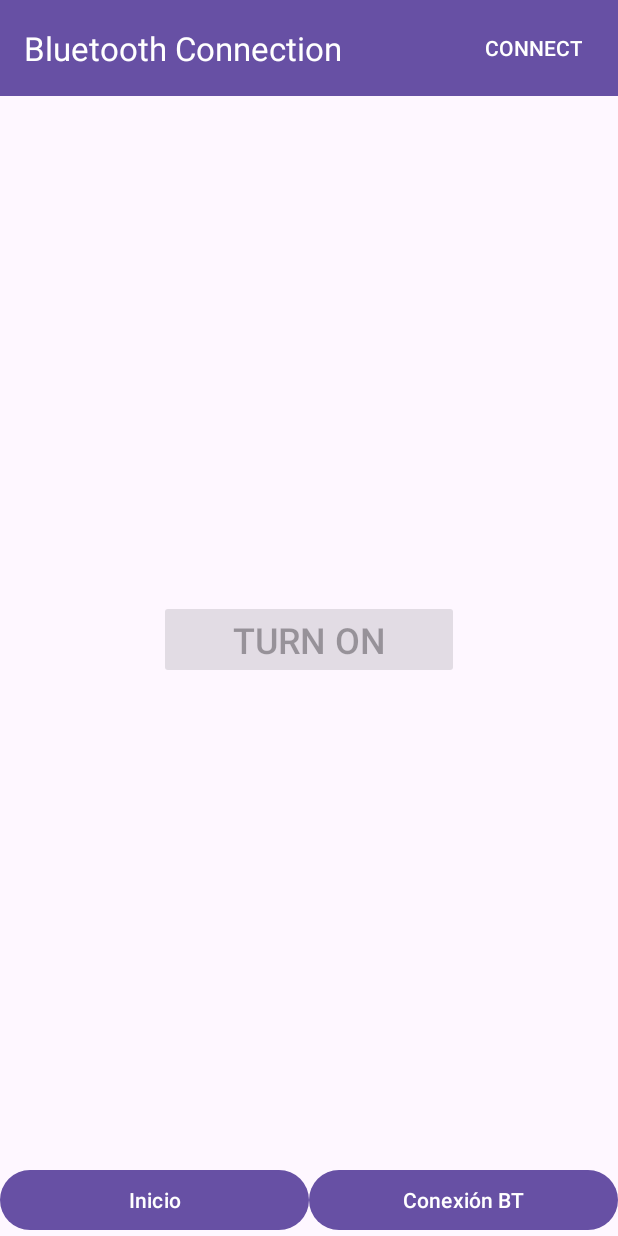
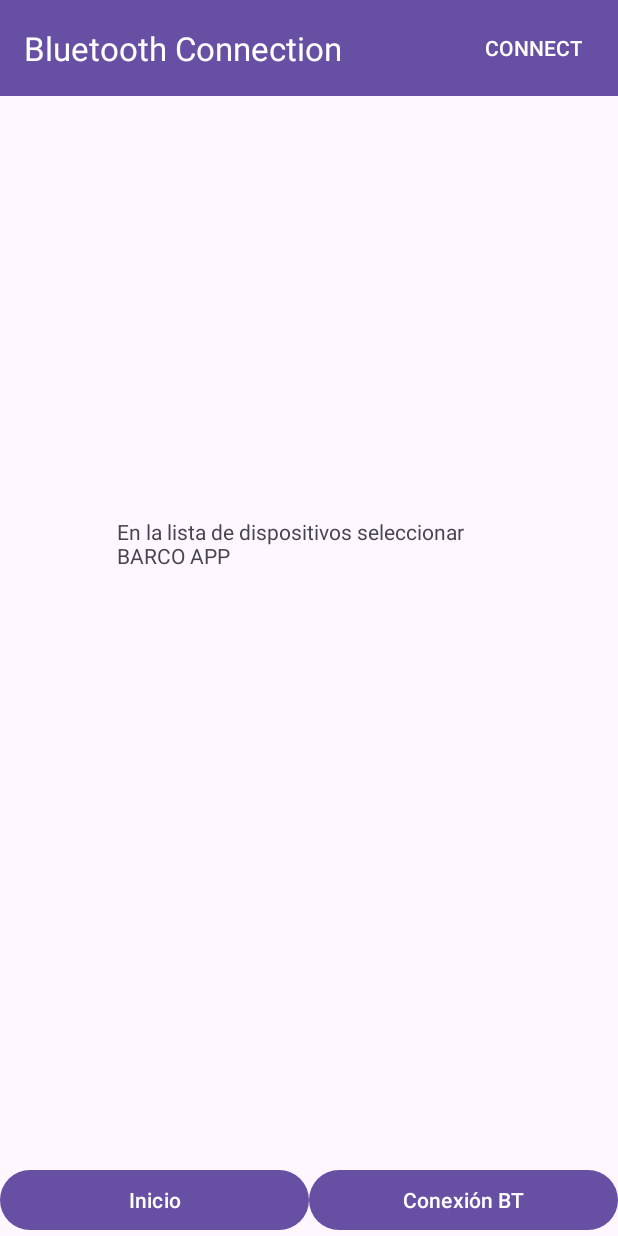
Before and after one commit to lusimoncelli/barco-aac, an Android app: the screen it shows after launch (BluetoothActivity), on a phone screen of 412 x 824 dp. Run offline under Robolectric (Android 15) with nearby library versions, the phone set to English and light mode, and no system bars.

Commit message:
updated activity_bluetooth.xml

```diff
--- a/app/src/main/res/layout/activity_bluetooth.xml
+++ b/app/src/main/res/layout/activity_bluetooth.xml
@@ -16,7 +16,9 @@
         app:layout_constraintBottom_toTopOf="@+id/customBottomNavigation"
         app:layout_constraintEnd_toEndOf="parent"
         app:layout_constraintStart_toStartOf="parent"
-        app:layout_constraintTop_toTopOf="parent" />
+        app:layout_constraintTop_toTopOf="parent" >
+
+    </FrameLayout>
 
     <!-- Custom Bottom Navigation -->
     <androidx.constraintlayout.widget.ConstraintLayout
@@ -65,6 +67,16 @@
         app:title="Bluetooth Connection"
         app:titleTextColor="@android:color/background_light" />
 
+    <TextView
+        android:id="@+id/textView"
+        android:layout_width="256dp"
+        android:layout_height="135dp"
+        android:text="En la lista de dispositivos seleccionar BARCO APP"
+        app:layout_constraintBottom_toBottomOf="parent"
+        app:layout_constraintEnd_toEndOf="parent"
+        app:layout_constraintStart_toStartOf="parent"
+        app:layout_constraintTop_toTopOf="@+id/fragmentContainer" />
+
     <Button
         android:id="@+id/buttonConnect"
         style="@style/Widget.AppCompat.Button.Borderless"
@@ -75,19 +87,6 @@
         app:layout_constraintBottom_toBottomOf="@+id/toolbar"
         app:layout_constraintEnd_toEndOf="@+id/toolbar"
         app:layout_constraintTop_toTopOf="@+id/toolbar" />
-
-    <Button
-        android:id="@+id/buttonToggle"
-        style="@style/Widget.AppCompat.Button.Colored"
-        android:layout_width="200dp"
-        android:layout_height="wrap_content"
-        android:layout_marginTop="400dp"
-        android:text="Turn On"
-        android:textSize="24sp"
-        app:layout_constraintEnd_toEndOf="parent"
-        app:layout_constraintHorizontal_bias="0.5"
-        app:layout_constraintStart_toStartOf="parent"
-        app:layout_constraintTop_toTopOf="parent" />
 
     <ProgressBar
         android:id="@+id/progressBar"
@@ -107,12 +106,12 @@
         android:layout_marginStart="16dp"
         android:layout_marginTop="16dp"
         android:layout_marginEnd="16dp"
+        android:gravity="center_horizontal"
         android:textAlignment="center"
         android:textStyle="italic"
+        app:layout_constraintBottom_toBottomOf="@+id/toolbar"
         app:layout_constraintEnd_toEndOf="parent"
         app:layout_constraintHorizontal_bias="0.5"
-        app:layout_constraintStart_toStartOf="parent"
-        app:layout_constraintTop_toBottomOf="@+id/buttonToggle"
-        android:gravity="center_horizontal" />
+        app:layout_constraintStart_toStartOf="parent"/>
 
 </androidx.constraintlayout.widget.ConstraintLayout>
```
Also changed, not shown: app/src/main/java/com/example/barcoapp/BluetoothActivity.java (+18 -56 lines), app/src/main/java/com/example/barcoapp/MainActivity.java (+35 -3 lines), 1 other file.
